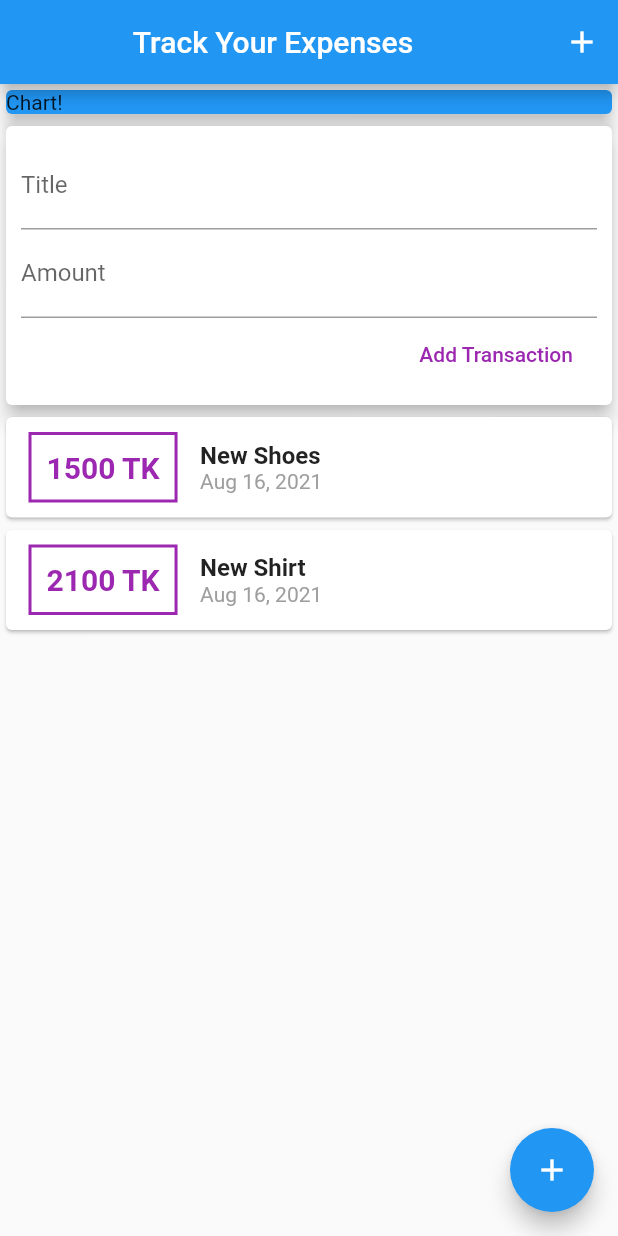
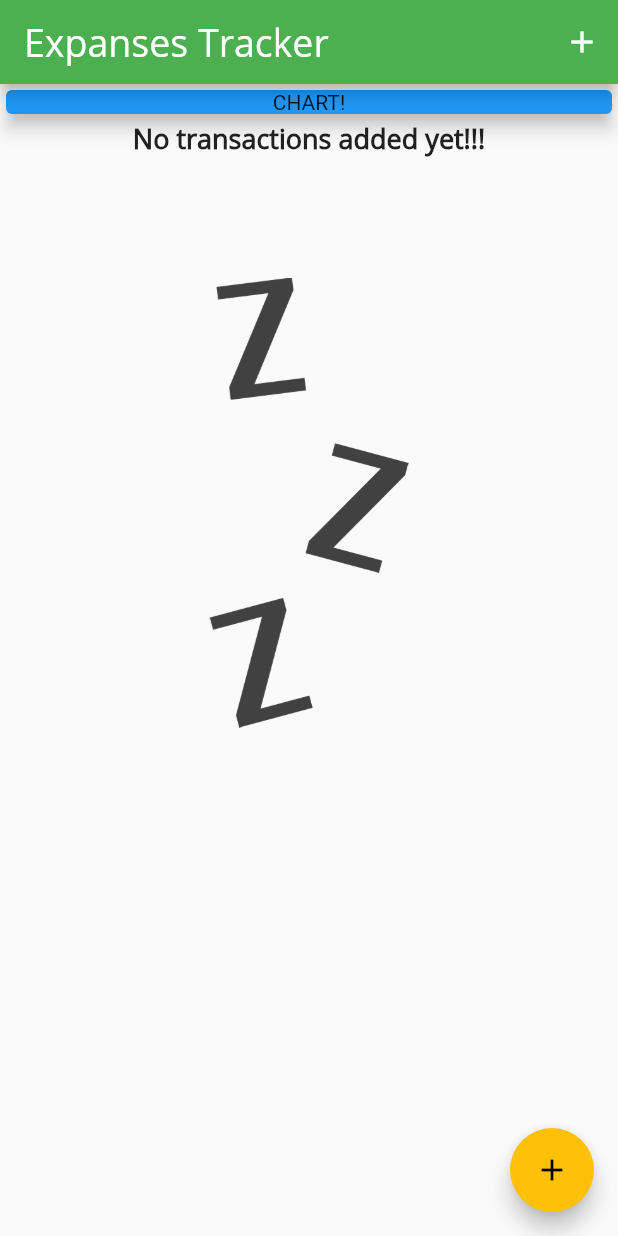
Before and after one commit to TarekAhamed-LIV3D/Expenses-Tracker, a Flutter app: the screen it shows after launch, on a phone screen of 412 x 824 dp. Run offline on Flutter 3.47's test engine with Material 2 defaults, Android fonts, the phone set to English and light mode, and no system bars.

Commit message:
Input custom fonts and image for waiting, Also the theme data

```diff
--- a/lib/main.dart
+++ b/lib/main.dart
@@ -1,7 +1,7 @@
+import 'package:flutter/material.dart';
 import './widgets/new_transaction.dart';
-
-import './widgets/user_transaction.dart';
-import 'package:flutter/material.dart';
+import './widgets/transaction_list.dart';
+import './models/transaction.dart';
 
 void main() => runApp(MyApp());
 
@@ -10,21 +10,61 @@ class MyApp extends StatelessWidget {
   Widget build(BuildContext context) {
     return MaterialApp(
       debugShowCheckedModeBanner: false,
-      title: 'Flutter App',
+      title: 'Expenses Tracker',
+      theme: ThemeData(
+        primarySwatch: Colors.green,
+        accentColor: Colors.amber,
+        fontFamily: 'Quicksand',
+        textTheme: ThemeData.light().textTheme.copyWith(headline6: TextStyle(fontFamily: 'OpenSans',fontWeight: FontWeight.bold,fontSize: 18)),
+        appBarTheme: AppBarTheme(textTheme: ThemeData.light().textTheme.copyWith(headline6: TextStyle(fontFamily: 'OpenSans',fontSize: 25,)),)
+      ),
       home: MyHomePage(),
     );
   }
 }
 
-class MyHomePage extends StatelessWidget {
-  final titleController = TextEditingController();
-  final amountController = TextEditingController();
+class MyHomePage extends StatefulWidget {
+  @override
+  _MyHomePageState createState() => _MyHomePageState();
+}
 
-  void startAddNewTransaction(BuildContext ctx) {
-    showModelBottomSheet(
+class _MyHomePageState extends State<MyHomePage> {
+  final List<Transaction> _userTransactions = [
+    // Transaction(
+    //   id: 't1',
+    //   title: 'New Shoes',
+    //   amount: 1500,
+    //   date: DateTime.now(),
+    // ),
+    // Transaction(
+    //   id: 't2',
+    //   title: 'Weekly Groceries',
+    //   amount: 2100,
+    //   date: DateTime.now(),
+    // ),
+  ];
+
+  void _addNewTransaction(String txTitle, int txAmount) {
+    final newTx = Transaction(
+      title: txTitle,
+      amount: txAmount.toInt(),
+      date: DateTime.now(),
+      id: DateTime.now().toString(),
+    );
+
+    setState(() {
+      _userTransactions.add(newTx);
+    });
+  }
+
+  void _startAddNewTransaction(BuildContext ctx) {
+    showModalBottomSheet(
       context: ctx,
       builder: (_) {
-        return NewTransaction(addTx);
+        return GestureDetector(
+          onTap: () {},
+          child: NewTransaction(_addNewTransaction),
+        );
       },
     );
   }
@@ -33,34 +73,35 @@ class MyHomePage extends StatelessWidget {
   Widget build(BuildContext context) {
     return Scaffold(
       appBar: AppBar(
-        title: Center(child: Text('Track Your Expenses')),
+        title: Text('Expanses Tracker'),
         actions: <Widget>[
           IconButton(
-            onPressed: () {},
             icon: Icon(Icons.add),
-          )
+            onPressed: () => _startAddNewTransaction(context),
+          ),
         ],
       ),
       body: SingleChildScrollView(
         child: Column(
+          // mainAxisAlignment: MainAxisAlignment.start,
           crossAxisAlignment: CrossAxisAlignment.stretch,
           children: <Widget>[
             Container(
               width: double.infinity,
               child: Card(
                 color: Colors.blue,
-                child: Text('Chart!'),
+                child: Center(child: Text('CHART!')),
                 elevation: 5,
               ),
             ),
-            UserTransactions()
+            TransactionList(_userTransactions),
           ],
         ),
       ),
       floatingActionButtonLocation: FloatingActionButtonLocation.endFloat,
       floatingActionButton: FloatingActionButton(
         child: Icon(Icons.add),
-        onPressed: () {},
+        onPressed: () => _startAddNewTransaction(context),
       ),
     );
   }
--- a/lib/widgets/new_transaction.dart
+++ b/lib/widgets/new_transaction.dart
@@ -1,11 +1,18 @@
 import 'package:flutter/material.dart';
 
-class NewTransaction extends StatelessWidget {
+class NewTransaction extends StatefulWidget {
   final Function addTx;
-  final titleController = TextEditingController();
-  final amountController = TextEditingController();
 
   NewTransaction(this.addTx);
+
+  @override
+  _NewTransactionState createState() => _NewTransactionState();
+}
+
+class _NewTransactionState extends State<NewTransaction> {
+  final titleController = TextEditingController();
+
+  final amountController = TextEditingController();
 
   void submitData() {
     final enteredTitle = titleController.text;
@@ -15,10 +22,12 @@ class NewTransaction extends StatelessWidget {
       return;
     }
 
-    addTx(
+    widget.addTx(
       enteredTitle,
       enteredAmount,
     );
+
+    Navigator.of(context).pop();
   }
 
   @override
--- a/lib/widgets/transaction_list.dart
+++ b/lib/widgets/transaction_list.dart
@@ -12,7 +12,23 @@ class TransactionList extends StatelessWidget {
   Widget build(BuildContext context) {
     return Container(
       height: 430,
-        child: ListView.builder(
+      child: transactions.isEmpty
+          ? Column(children: <Widget>[
+              Text(
+                'No transactions added yet!!!',
+                style: Theme.of(context).textTheme.headline6,
+              ),
+              SizedBox(
+                height: 80,
+              ),
+              Container(
+                  height: 300,
+                  child: Image.asset(
+                    'assets/images/waiting.png',
+                    fit: BoxFit.cover,
+                  )),
+            ])
+          : ListView.builder(
               itemBuilder: (ctx, index) {
                 return Card(
                   child: Row(
@@ -24,7 +40,7 @@ class TransactionList extends StatelessWidget {
                         ),
                         decoration: BoxDecoration(
                           border: Border.all(
-                        color: Colors.purple,
+                            color: Theme.of(context).primaryColorLight,
                             width: 2,
                           ),
                         ),
@@ -34,7 +50,7 @@ class TransactionList extends StatelessWidget {
                           style: TextStyle(
                             fontWeight: FontWeight.bold,
                             fontSize: 20,
-                        color: Colors.purple,
+                            color: Theme.of(context).primaryColor,
                           ),
                         ),
                       ),
@@ -43,10 +59,7 @@ class TransactionList extends StatelessWidget {
                         children: <Widget>[
                           Text(
                             transactions[index].title,
-                        style: TextStyle(
-                          fontSize: 16,
-                          fontWeight: FontWeight.bold,
-                        ),
+                            style: Theme.of(context).textTheme.headline6,
                           ),
                           Text(
                             DateFormat.yMMMd().format(transactions[index].date),
```
Also changed, not shown: pubspec.yaml (+13 -9 lines), assets/fonts/OpenSans-Bold.ttf (added), assets/fonts/OpenSans-Regular.ttf (added), assets/fonts/Quicksand-Bold.ttf (added), assets/fonts/Quicksand-Light.ttf (added), assets/fonts/Quicksand-Medium.ttf (added), assets/fonts/Quicksand-Regular.ttf (added), assets/images/waiting.png (added). Lines whose indentation alone changed are shown as unchanged.
